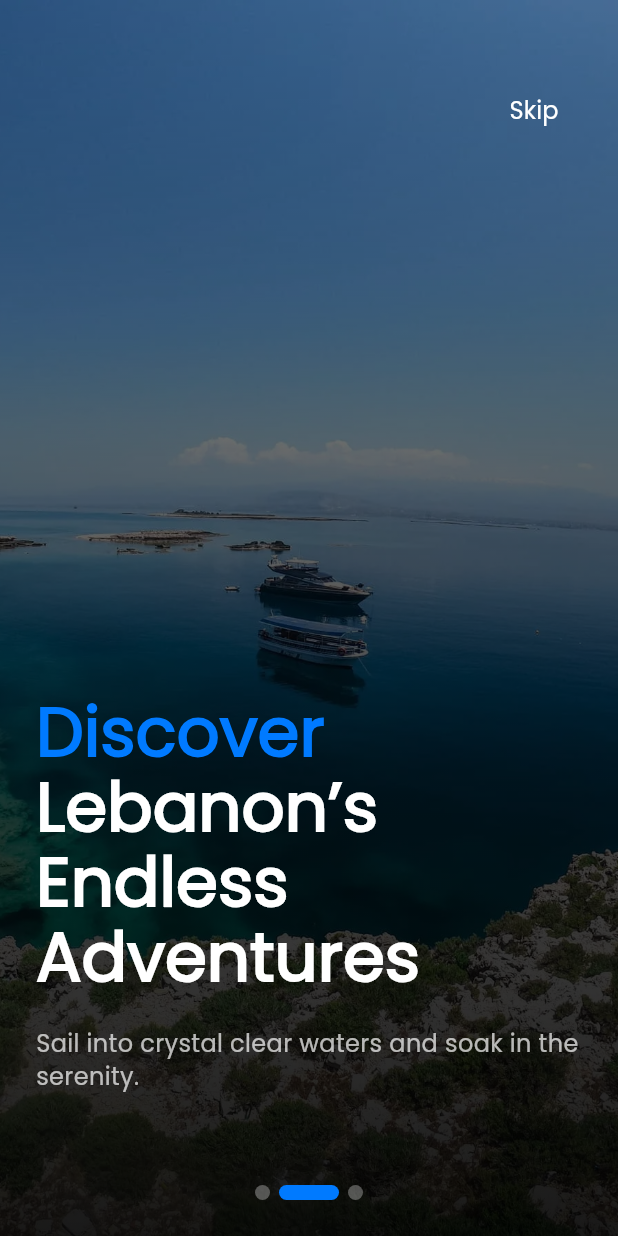
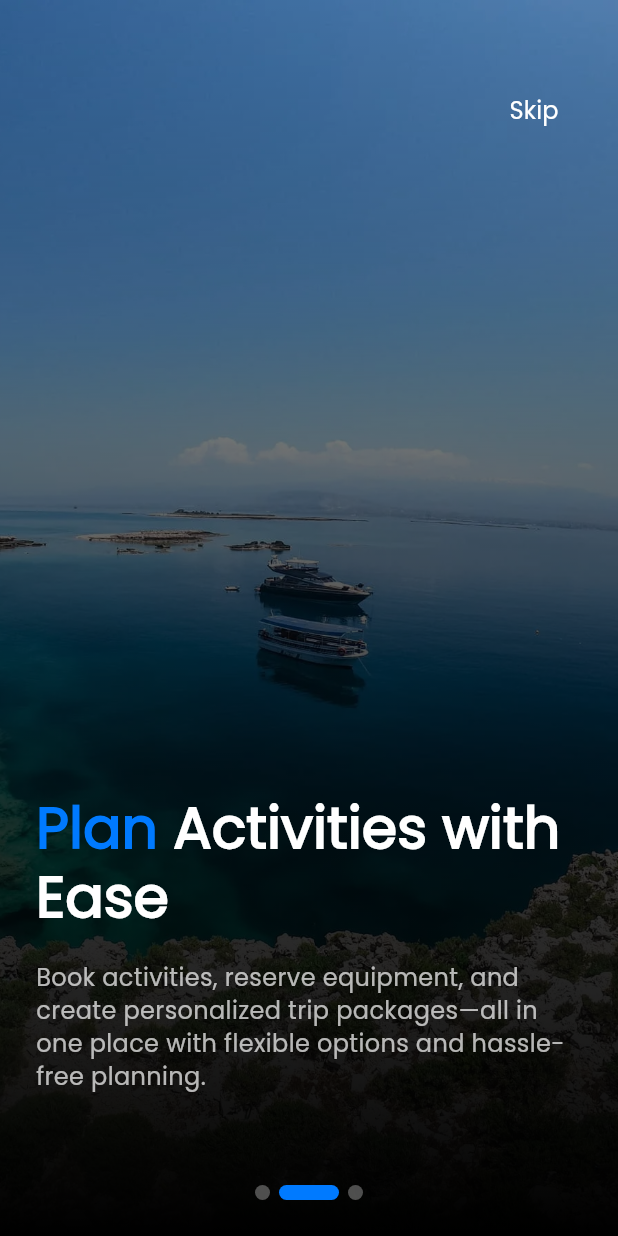
Before and after one commit to LiloZ95/Adventura.lb, a Flutter app: the screen it shows after launch, on a phone screen of 412 x 824 dp. Run offline on Flutter 3.47's test engine with Material 3 defaults, Android fonts, the phone set to English and light mode, and no system bars; drawn by our look-alikes of smooth_page_indicator; our stand-ins replace animated_text_kit, barcode_widget, cloud_firestore, dotted_border, firebase_core, firebase_storage and 17 more; missing offline and left inert: flutter_map_cancellable_tile_provider, mobile_scanner; accounts and stored records are empty.

Commit message:
intro screen dne check it please

```diff
--- a/lib/intro/intro.dart
+++ b/lib/intro/intro.dart
@@ -10,21 +10,29 @@ class DynamicOnboarding extends StatefulWidget {
 
 class _DynamicOnboardingState extends State<DynamicOnboarding> {
   final PageController _controller = PageController();
+  int _currentPage = 0;
   Timer? _autoScrollTimer;
-  int _currentPage = 0;
 
   final List<Map<String, String>> screens = [
     {
-      "image": "assets/Pictures/nakhil.jpg",
+      "image": "assets/Pictures/sunset.jpg",
+      "highlight": "Discover",
+      "title": "Lebanon’s\nEndless Adventures",
       "description": "Explore untouched coastal beauty and rocky trails."
     },
     {
       "image": "assets/Pictures/sea2.webp",
-      "description": "Sail into crystal clear waters and soak in the serenity."
+      "highlight": "Plan",
+      "title": "Activities with Ease",
+      "description":
+          "Book activities, reserve equipment, and create personalized trip packages—all in one place with flexible options and hassle-free planning."
     },
     {
       "image": "assets/Pictures/shakie.jpg",
-      "description": "Experience adrenaline with cliff jumps and wild moments."
+      "highlight": "Real-Time",
+      "title": "Updates & Reviews",
+      "description":
+          "Get notifications, track upcoming events, and read reviews to make the best choices for your adventures."
     },
   ];
 
@@ -32,28 +40,27 @@ class _DynamicOnboardingState extends State<DynamicOnboarding> {
   void initState() {
     super.initState();
 
-    WidgetsBinding.instance.addPostFrameCallback((_) {
-      _autoScrollTimer = Timer.periodic(const Duration(seconds: 6), (timer) {
+    _autoScrollTimer = Timer.periodic(const Duration(seconds: 5), (timer) {
       if (_controller.hasClients) {
-          _currentPage++;
-          if (_currentPage >= screens.length) {
+        int nextPage = _controller.page!.round() + 1;
+        if (nextPage < screens.length) {
+          setState(() => _currentPage = nextPage);
+          _controller.animateToPage(
+            nextPage,
+            duration: const Duration(milliseconds: 600),
+            curve: Curves.easeInOut,
+          );
+        } else {
           _autoScrollTimer?.cancel();
-            return;
         }
-          _controller.animateToPage(
-            _currentPage,
-            duration: const Duration(milliseconds: 1000),
-            curve: Curves.easeInOutCubicEmphasized,
-          );
       }
-      });
     });
   }
 
   @override
   void dispose() {
+    _controller.dispose();
     _autoScrollTimer?.cancel();
-    _controller.dispose();
     super.dispose();
   }
 
@@ -62,39 +69,54 @@ class _DynamicOnboardingState extends State<DynamicOnboarding> {
     return Scaffold(
       body: Stack(
         children: [
-          PageView.builder(
-            controller: _controller,
-            itemCount: screens.length,
-            onPageChanged: (index) {
-              _currentPage = index;
+          // 🔹 BACKGROUND IMAGE with black fade transition
+          AnimatedSwitcher(
+            duration: const Duration(
+                milliseconds: 1200), // ⬅️ makes it slower and smoother
+            switchInCurve: Curves.easeInOut,
+            switchOutCurve: Curves.easeInOut,
+            transitionBuilder: (Widget child, Animation<double> animation) {
+              return FadeTransition(
+                opacity: animation,
+                child: Container(
+                  color: Colors.black, // ensures black fade effect
+                  child: child,
+                ),
+              );
             },
-            itemBuilder: (context, index) {
-              return Stack(
-                children: [
-                  // Background Image
-                  Container(
+            child: Container(
+              key: ValueKey<String>(screens[_currentPage]['image']!),
               decoration: BoxDecoration(
                 image: DecorationImage(
-                        image: AssetImage(screens[index]['image']!),
+                  image: AssetImage(screens[_currentPage]['image']!),
                   fit: BoxFit.cover,
                 ),
               ),
-                  ),
-                  // Gradient Overlay
-                  Container(
+              child: Container(
                 decoration: BoxDecoration(
                   gradient: LinearGradient(
                     begin: Alignment.bottomCenter,
                     end: Alignment.topCenter,
                     colors: [
-                          Colors.black.withOpacity(0.9),
-                          Colors.black.withOpacity(0.4),
+                      Colors.black,
+                      Colors.black.withOpacity(0.3),
                     ],
                   ),
                 ),
               ),
-                  // Content
-                  Padding(
+            ),
+          ),
+
+          // 🔹 FOREGROUND TEXT
+          PageView.builder(
+            controller: _controller,
+            itemCount: screens.length,
+            onPageChanged: (index) {
+              setState(() => _currentPage = index);
+            },
+            itemBuilder: (context, index) {
+              final screen = screens[index];
+              return Padding(
                 padding: const EdgeInsets.all(24.0),
                 child: Column(
                   mainAxisAlignment: MainAxisAlignment.end,
@@ -102,26 +124,26 @@ class _DynamicOnboardingState extends State<DynamicOnboarding> {
                   children: [
                     const SizedBox(height: 100),
                     RichText(
-                          text: const TextSpan(
+                      text: TextSpan(
                         children: [
                           TextSpan(
-                                text: "Discover ",
-                                style: TextStyle(
-                                  fontSize: 45,
+                            text: "${screen['highlight']} ",
+                            style: const TextStyle(
+                              fontSize: 38,
                               fontWeight: FontWeight.bold,
                               color: Color(0xff007AFF),
                               fontFamily: 'Poppins',
-                                  height: 1.1,
+                              height: 1.2,
                             ),
                           ),
                           TextSpan(
-                                text: "Lebanon’s\nEndless\nAdventures",
-                                style: TextStyle(
-                                  fontSize: 45,
+                            text: screen['title'],
+                            style: const TextStyle(
+                              fontSize: 38,
                               fontWeight: FontWeight.bold,
                               color: Colors.white,
                               fontFamily: 'Poppins',
-                                  height: 1.1,
+                              height: 1.2,
                             ),
                           ),
                         ],
@@ -129,7 +151,7 @@ class _DynamicOnboardingState extends State<DynamicOnboarding> {
                     ),
                     const SizedBox(height: 16),
                     Text(
-                          screens[index]['description'] ?? '',
+                      screen['description'] ?? '',
                       style: const TextStyle(
                         color: Color.fromRGBO(255, 255, 255, 0.7),
                         fontSize: 16,
@@ -167,13 +189,11 @@ class _DynamicOnboardingState extends State<DynamicOnboarding> {
                     const SizedBox(height: 32),
                   ],
                 ),
-                  ),
-                ],
               );
             },
           ),
 
-          // Skip Button
+          // 🔹 SKIP BUTTON
           Positioned(
             top: 50,
             right: 24,
@@ -195,7 +215,7 @@ class _DynamicOnboardingState extends State<DynamicOnboarding> {
             ),
           ),
 
-          // Page Indicator
+          // 🔹 PAGE INDICATOR
           Positioned(
             bottom: 24,
             left: 0,
@@ -204,7 +224,7 @@ class _DynamicOnboardingState extends State<DynamicOnboarding> {
               child: SmoothPageIndicator(
                 controller: _controller,
                 count: screens.length,
-                effect: ExpandingDotsEffect(
+                effect: const ExpandingDotsEffect(
                   dotColor: Colors.white30,
                   activeDotColor: Color(0xff007AFF),
                   dotHeight: 10,
--- a/pubspec.yaml
+++ b/pubspec.yaml
@@ -69,6 +69,7 @@ dependencies:
   firebase_storage: ^11.6.9
   web_socket_channel: ^2.4.3
   flutter_local_notifications: ^18.0.1
+  smooth_page_indicator: ^1.2.1
 
 
 
```
Lines whose indentation alone changed are shown as unchanged.
